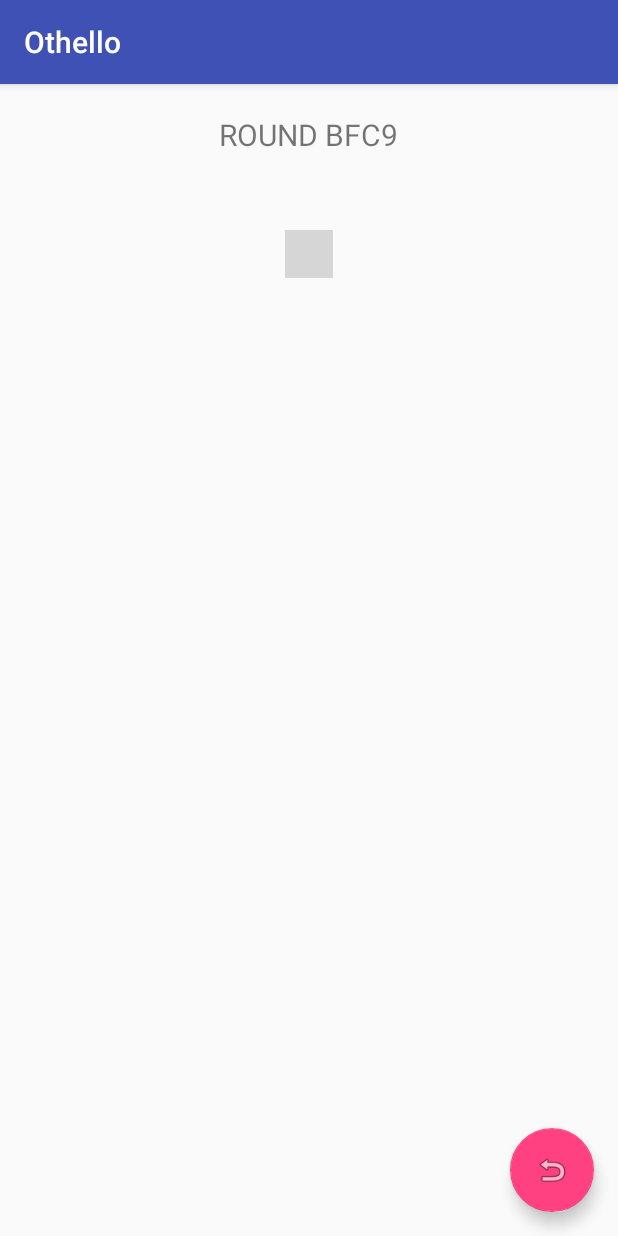
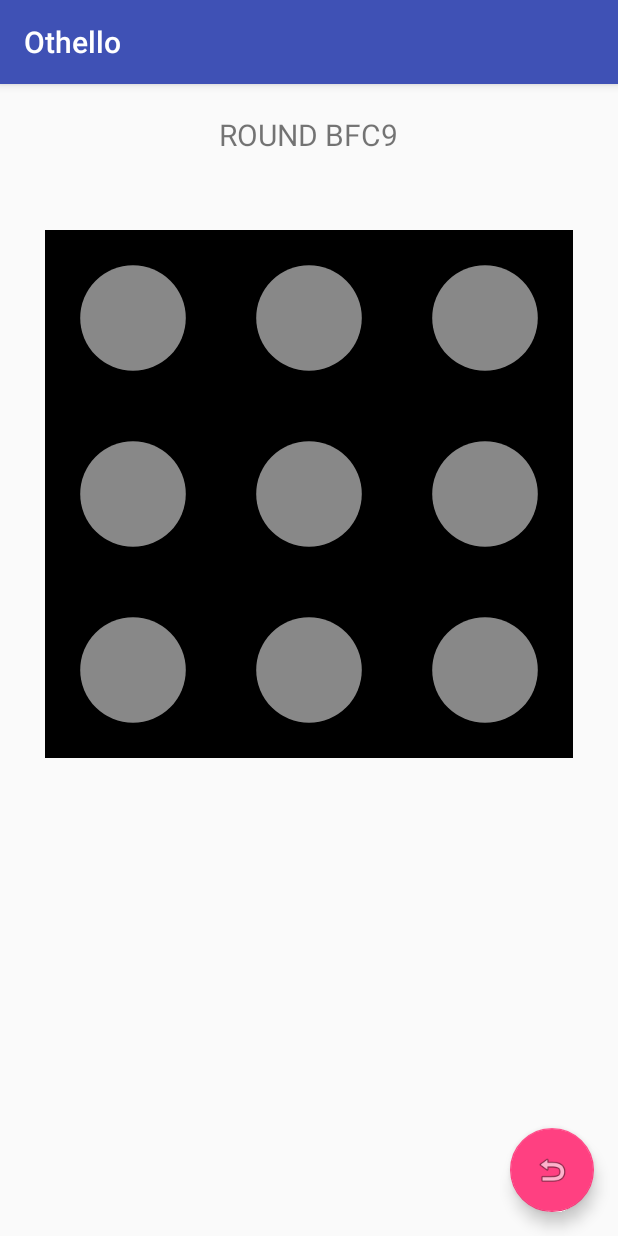
Before and after one commit to Yyandrakk/Othello_damd, an Android app: the screen it shows after launch (RoundActivity), after a tap on an icon or button, on a phone screen of 412 x 824 dp. Run offline under Robolectric (Android 15) with nearby library versions, the phone set to English and light mode, and no system bars; 4 statements that could not run were skipped; grey boxes are pictures that could not be loaded.

Commit message:
Arreglado mas o menos

```diff
--- a/app/src/main/java/es/uam/oscar_garcia/othello/actividades/RoundFragment.java
+++ b/app/src/main/java/es/uam/oscar_garcia/othello/actividades/RoundFragment.java
@@ -1,5 +1,6 @@
 package es.uam.oscar_garcia.othello.actividades;
 
+import android.content.Context;
 import android.os.Bundle;
 import android.support.design.widget.Snackbar;
 import android.support.v4.app.Fragment;
@@ -35,14 +36,26 @@ public class RoundFragment extends Fragment implements PartidaListener {
     private Round round;
     private Partida game;
 
-
     private Callbacks callbacks;
     public interface Callbacks {
         void onRoundUpdated(Round round);
     }
 
     public RoundFragment() {
+        super();
     }
+
+    @Override
+    public void onAttach(Context context) {
+        super.onAttach(context);
+        callbacks = (Callbacks) context;
+    }
+    @Override
+    public void onDetach() {
+        super.onDetach();
+        callbacks = null;
+    }
+
     public static RoundFragment newInstance(String roundId) {
         Bundle args = new Bundle();
         args.putString(ARG_ROUND_ID, roundId);
--- a/app/src/main/java/es/uam/oscar_garcia/othello/actividades/RoundListFragment.java
+++ b/app/src/main/java/es/uam/oscar_garcia/othello/actividades/RoundListFragment.java
@@ -38,6 +38,8 @@ public class RoundListFragment extends Fragment {
         void onRoundSelected(Round round);
     }
 
+
+    @Override
     public void onAttach(Context context) {
         super.onAttach(context);
         callbacks = (Callbacks) context;
--- a/app/src/main/java/es/uam/oscar_garcia/othello/model/ERBoard.java
+++ b/app/src/main/java/es/uam/oscar_garcia/othello/model/ERBoard.java
@@ -7,7 +7,7 @@ import logica_juego.TableroOthello;
  */
 
 public class ERBoard extends TableroOthello {
-    public static final int JUGADOR1 = 0;
+    public static final int JUGADOR1 = 1;
 
     public ERBoard(int size){
         super();
--- a/app/src/main/java/es/uam/oscar_garcia/othello/model/Round.java
+++ b/app/src/main/java/es/uam/oscar_garcia/othello/model/Round.java
@@ -9,7 +9,7 @@ import java.util.UUID;
 
 public class Round {
 
-    private int size;
+    private int size=8;
     private String id;
     private String title;
     private String date;
--- a/app/src/main/java/es/uam/oscar_garcia/othello/views/ERView.java
+++ b/app/src/main/java/es/uam/oscar_garcia/othello/views/ERView.java
@@ -60,6 +60,8 @@ public class ERView extends View {
 
 
     private void init() {
+
+        this.board=new ERBoard(8);
         backgroundPaint.setColor(Color.BLACK);
         linePaint.setStrokeWidth(2);
     }
--- a/app/src/main/res/layout/activity_round.xml
+++ b/app/src/main/res/layout/activity_round.xml
@@ -4,7 +4,7 @@
     xmlns:tools="http://schemas.android.com/tools"
     android:layout_width="match_parent"
     android:layout_height="match_parent"
-    tools:context="es.uam.oscar_garcia.othello.RoundActivity">
+    tools:context="es.uam.oscar_garcia.othello.actividades.RoundActivity">
 
     <TextView
         android:layout_width="wrap_content"
--- a/app/src/main/res/layout/activity_round_fragment.xml
+++ b/app/src/main/res/layout/activity_round_fragment.xml
@@ -8,6 +8,6 @@
     android:paddingLeft="@dimen/activity_horizontal_margin"
     android:paddingRight="@dimen/activity_horizontal_margin"
     android:paddingTop="@dimen/activity_vertical_margin"
-    tools:context="es.uam.oscar_garcia.oscar_garcia_de_lara.actividades.RoundFragment">
+    tools:context="es.uam.oscar_garcia.othello.actividades.RoundFragment">
 
 </RelativeLayout>
--- a/app/src/main/res/layout/fragment_round.xml
+++ b/app/src/main/res/layout/fragment_round.xml
@@ -14,12 +14,13 @@
             android:layout_margin="20dp"
             android:textAllCaps="true"
             android:textSize="@dimen/title_size" />
-        <es.uam.eps.dadm.er15.views.ERView
+        <es.uam.oscar_garcia.othello.views.ERView
             android:id="@+id/board_erview"
             android:layout_width="wrap_content"
             android:layout_height="wrap_content"
             android:layout_margin="30dp"/>
     </LinearLayout>
+
     <android.support.design.widget.FloatingActionButton
         android:id="@+id/reset_round_fab"
         android:layout_width="wrap_content"
```
